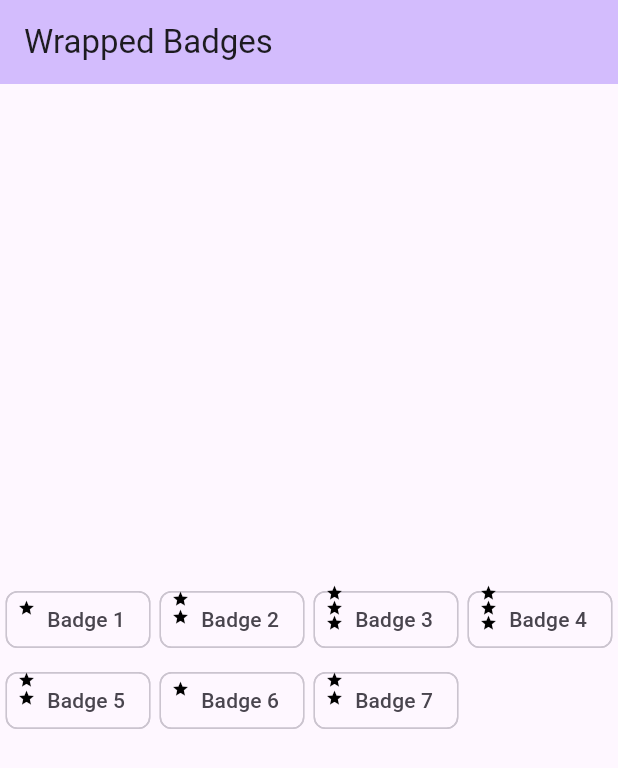
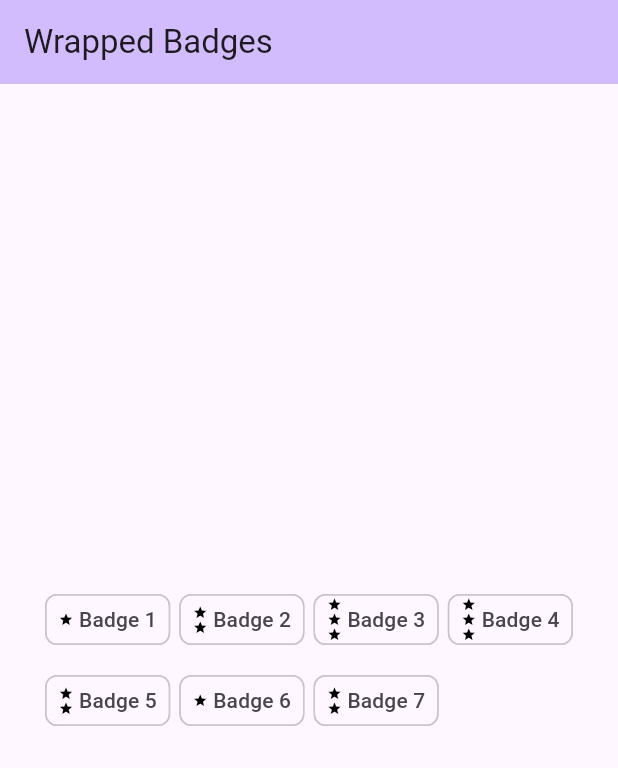
Before and after one commit to philipmjohnson/fluttermonarchlayout, a Flutter app: the screen it shows after launch, on a phone screen of 412 x 824 dp. Shown: the top 768 px of the screen. Run offline on Flutter 3.47's test engine with Material 2 defaults, Android fonts, the phone set to English and light mode, and no system bars.

Commit message:
Update badge_icon.dart

```diff
--- a/lib/badge_icon.dart
+++ b/lib/badge_icon.dart
@@ -8,34 +8,11 @@ class BadgeIcon extends StatelessWidget {
 
   @override
   Widget build(BuildContext context) {
-    const Color selectedColor = Colors.black;
-    BadgeDot dot = const BadgeDot(color: selectedColor);
-
-    List<Widget> dots = [];
-    if (level == 1) {
-      dots = [Positioned(left: 8, top: 10, child: dot)];
-    } else if (level == 2) {
-      dots = [
-        Positioned(left: 8, top: 4, child: dot),
-        Positioned(left: 8, top: 16, child: dot)
-      ];
-    } else if (level == 3) {
-      dots = [
-        Positioned(left: 8, top: 0, child: dot),
-        Positioned(left: 8, top: 10, child: dot),
-        Positioned(left: 8, top: 20, child: dot)
-      ];
-    }
-
     return Padding(
-      padding: const EdgeInsets.all(3.0),
-      child: Stack(
-        children: [
-          Chip(label: Text('   $name')),
-          ...dots,
-        ],
-      ),
-    );
+        padding: const EdgeInsets.all(3.0),
+        child: Chip(
+            padding: const EdgeInsets.all(0),
+            label: BadgeLabel(text: name, level: level)));
   }
 }
 
@@ -46,6 +23,35 @@ class BadgeDot extends StatelessWidget {
 
   @override
   Widget build(BuildContext context) {
-    return Icon(Icons.star, color: color, size: 12);
+    return Icon(Icons.star, color: color, size: 10);
   }
 }
+
+class DotColumn extends StatelessWidget {
+  const DotColumn({Key? key, required this.level}) : super(key: key);
+  final int level;
+  @override
+  Widget build(BuildContext context) {
+    BadgeDot dot = const BadgeDot(color: Colors.black);
+    List<BadgeDot> dotArray = List.filled(level, dot);
+    return Column(
+        mainAxisAlignment: MainAxisAlignment.center,
+        crossAxisAlignment: CrossAxisAlignment.center,
+        children: dotArray);
+  }
+}
+
+class BadgeLabel extends StatelessWidget {
+  const BadgeLabel({Key? key, required this.text, required this.level})
+      : super(key: key);
+  final String text;
+  final int level;
+  @override
+  Widget build(BuildContext context) {
+    final dotColumn = DotColumn(level: level);
+    return Row(mainAxisSize: MainAxisSize.min, children: [
+      dotColumn,
+      Text(' $text'),
+    ]);
+  }
+}
```
